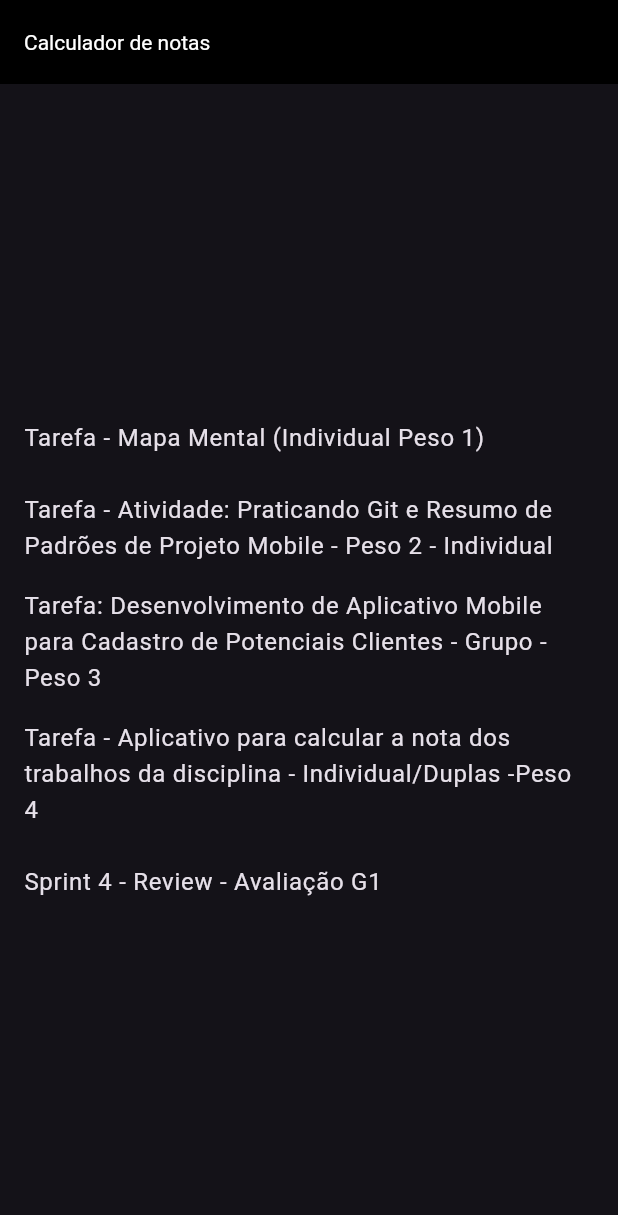
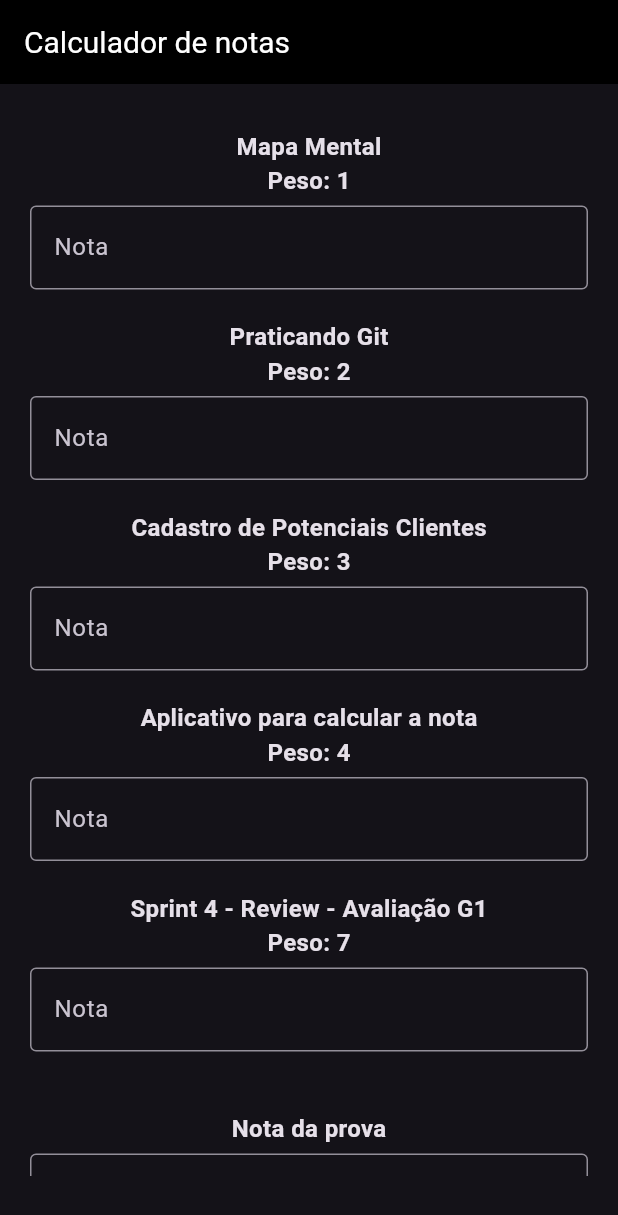
Before and after one commit to joaop-rosa/dev-mobile-app-calcular-notas, a Flutter app: the screen it shows after launch, on a phone screen of 412 x 824 dp. Shown: the top 1215 px of the screen. Run offline on Flutter 3.47's test engine with Material 3 defaults, Android fonts, the phone set to English and light mode, and no system bars.

Commit message:
finished app

```diff
--- a/lib/components/trabalho.dart
+++ b/lib/components/trabalho.dart
@@ -0,0 +1,29 @@
+import 'package:flutter/material.dart';
+import 'package:flutter_application_1/notas_controller.dart';
+
+class Trabalho extends StatelessWidget {
+  final Tarefa tarefa;
+
+  const Trabalho({super.key, required this.tarefa});
+
+  static const TextStyle inputTextStyle =
+      TextStyle(fontSize: 16, fontWeight: FontWeight.w600);
+  static const InputDecoration inputStyle =
+      InputDecoration(label: Text('Nota'), border: OutlineInputBorder());
+
+  @override
+  Widget build(BuildContext context) {
+    return Column(children: [
+      Text(style: inputTextStyle, tarefa.tituloResumido),
+      Text(style: inputTextStyle, 'Peso: ${tarefa.peso}'),
+      const SizedBox(height: 5),
+      TextField(
+        decoration: inputStyle,
+        keyboardType: const TextInputType.numberWithOptions(),
+        onChanged: (value) => {
+          if (value != '') {tarefa.setNota(double.parse(value))}
+        },
+      )
+    ]);
+  }
+}
--- a/lib/main.dart
+++ b/lib/main.dart
@@ -1,12 +1,20 @@
 import 'package:flutter/material.dart';
 import 'package:flutter_application_1/notas_controller.dart';
+import 'components/trabalho.dart';
 
 void main() {
   runApp(const MainApp());
 }
 
-class MainApp extends StatelessWidget {
+class MainApp extends StatefulWidget {
   const MainApp({super.key});
+
+  @override
+  _MainAppState createState() => _MainAppState();
+}
+
+class _MainAppState extends State<MainApp> {
+  double notaProva = 0;
 
   @override
   Widget build(BuildContext context) {
@@ -19,13 +27,58 @@ class MainApp extends StatelessWidget {
               appBar: AppBar(
                   backgroundColor: Colors.black,
                   title: const Text('Calculador de notas'),
-                  titleTextStyle: const TextStyle(color: Colors.white)),
+                  titleTextStyle:
+                      const TextStyle(color: Colors.white, fontSize: 20)),
               body: Center(
-                child: Column(
-                    mainAxisAlignment: MainAxisAlignment.center,
-                    children: NotasController.instance.tarefas
-                        .map((item) => ListTile(title: Text(item.titulo)))
-                        .toList()),
+                child: Padding(
+                  padding: const EdgeInsets.fromLTRB(20, 10, 20, 40),
+                  child: ListView(children: [
+                    ...NotasController.instance.tarefas.map(
+                      (item) => Column(
+                        children: [
+                          const SizedBox(height: 20),
+                          Trabalho(tarefa: item),
+                        ],
+                      ),
+                    ),
+                    const SizedBox(height: 40),
+                    Column(children: [
+                      const Text(
+                          style: Trabalho.inputTextStyle, 'Nota da prova'),
+                      const SizedBox(height: 5),
+                      TextField(
+                          decoration: Trabalho.inputStyle,
+                          keyboardType: const TextInputType.numberWithOptions(),
+                          onChanged: (value) {
+                            setState(() {
+                              if (value != '') {
+                                notaProva = double.parse(value);
+                              }
+                            });
+                          })
+                    ]),
+                    const SizedBox(height: 35),
+                    ElevatedButton(
+                        onPressed: () => NotasController.instance
+                            .calcularNotaFinal(notaProva),
+                        child: const Text('Calcular')),
+                    const SizedBox(height: 35),
+                    Center(
+                        child: Row(
+                      mainAxisAlignment: MainAxisAlignment.center,
+                      children: [
+                        const Text(
+                            style: TextStyle(
+                                fontSize: 20, fontWeight: FontWeight.bold),
+                            'Nota final: '),
+                        Text(
+                            style: const TextStyle(
+                                fontSize: 20, fontWeight: FontWeight.bold),
+                            '${NotasController.instance.notaFinal?.toStringAsFixed(2) ?? '--'}')
+                      ],
+                    ))
+                  ]),
+                ),
               ),
             ),
           );
--- a/lib/notas_controller.dart
+++ b/lib/notas_controller.dart
@@ -6,6 +6,7 @@ class Tarefa {
   final String tituloResumido;
   final int peso;
   final String periodo;
+  double? nota; // Adiciona um campo para a nota (pode ser nulo inicialmente)
 
   Tarefa({
     required this.tipo,
@@ -13,14 +14,29 @@ class Tarefa {
     required this.tituloResumido,
     required this.peso,
     required this.periodo,
+    this.nota,
   });
 
+  // Método para atribuir a nota
+  void setNota(double novaNota) {
+    nota = novaNota;
+  }
+
+  // Calcula o valor ponderado da nota
+  double getNotaPonderada() {
+    if (nota != null) {
+      return nota! * peso;
+    }
+    return 0.0; // Se a nota for nula, retorna 0
+  }
+
+  // Método para converter de JSON
   factory Tarefa.fromJson(Map<String, dynamic> json) {
     return Tarefa(
       tipo: json['tipo'] ??
           '', // Adicione um valor padrão para evitar erros de null
       titulo: json['titulo'] ?? '',
-      tituloResumido: json['tituloResumido'] ?? '',
+      tituloResumido: json['tituloResumido'] ?? json['titulo'],
       peso: json['peso'] ??
           0, // Adicione um valor padrão para evitar erros de null
       periodo: json['periodo'] ?? '',
@@ -41,7 +57,6 @@ class Tarefa {
 class NotasController extends ChangeNotifier {
   static final NotasController instance = NotasController();
 
-  // Corrija o JSON aqui
   static final List<Map<String, dynamic>> notas = [
     {
       "tipo": "Tarefas",
@@ -82,7 +97,37 @@ class NotasController extends ChangeNotifier {
     }
   ];
 
-  // Converte o JSON para uma lista de Tarefa
   final List<Tarefa> tarefas =
       notas.map((json) => Tarefa.fromJson(json)).toList();
+
+  dynamic notaFinal;
+
+  double calcularMediaPonderadaConvertida() {
+    double somaNotasPonderadas = 0.0;
+    int somaPesos = 0;
+
+    for (var tarefa in tarefas) {
+      if (tarefa.nota != null) {
+        somaNotasPonderadas += (tarefa.nota! / 10) * 3 * tarefa.peso;
+        somaPesos += tarefa.peso;
+      }
+    }
+
+    return somaPesos > 0 ? somaNotasPonderadas / somaPesos : 0.0;
+  }
+
+  void calcularNotaFinal(double notaProva) {
+    double mediaPonderadaConvertida = calcularMediaPonderadaConvertida();
+    double notaProvaConvertida = (notaProva / 10) * 7;
+
+    notaFinal = mediaPonderadaConvertida + notaProvaConvertida;
+    notifyListeners();
+  }
+
+  void atribuirNota(String titulo, double nota) {
+    final tarefa = tarefas.firstWhere((tarefa) => tarefa.titulo == titulo,
+        orElse: () => throw Exception('Tarefa não encontrada'));
+    tarefa.setNota(nota);
+    notifyListeners(); // Notifica ouvintes sobre mudanças
+  }
 }
```
